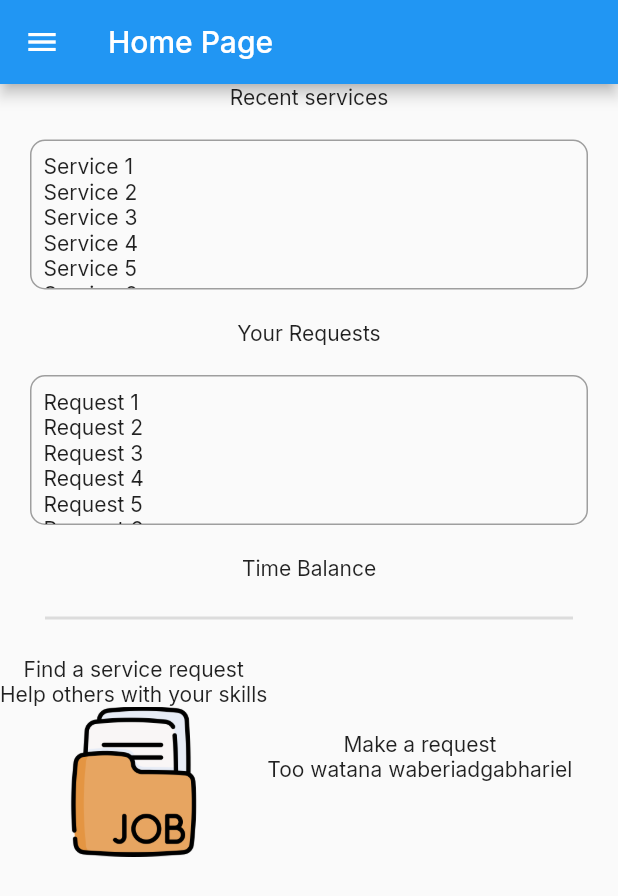
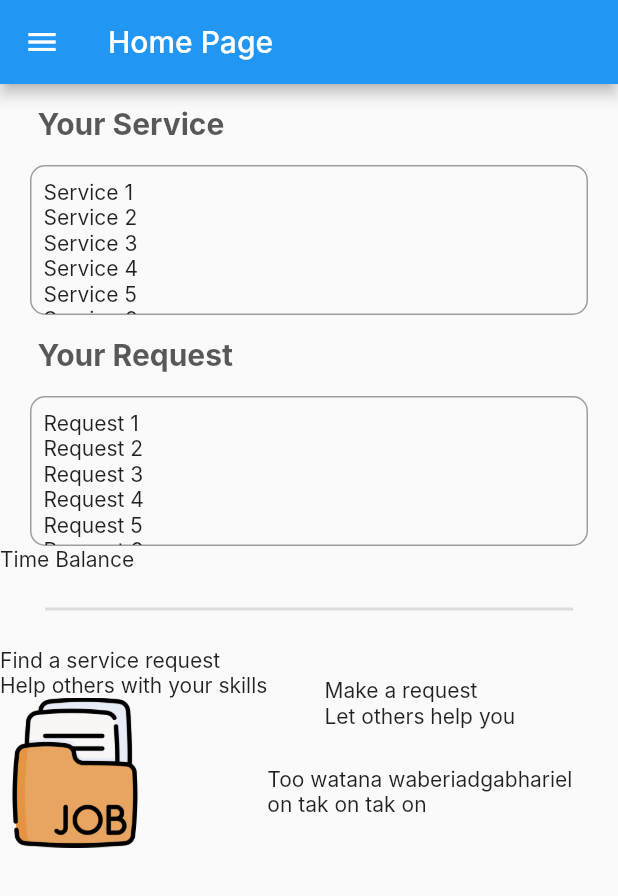
Before and after one commit to de-timebank/frontend, a Flutter app: the screen it shows after launch, on a phone screen of 412 x 824 dp. Shown: the top 896 px of the screen. Run offline on Flutter 3.47's test engine with Material 2 defaults, Android fonts, the phone set to English and light mode, and no system bars.

Commit message:
add dartfile (kemaskan code)

```diff
--- /dev/null
+++ b/lib/customHeadline.dart
@@ -0,0 +1,18 @@
+import 'package:flutter/material.dart';
+
+class CustomHeadline extends StatelessWidget {
+  //const CustomHeadline({Key? key}) : super(key: key);
+  String heading;
+  CustomHeadline(this.heading);
+
+  @override
+  Widget build(BuildContext context) {
+    return Padding(
+      padding: const EdgeInsets.fromLTRB(25, 15, 0, 15),
+      child: Text(
+        heading,
+        style: Theme.of(context).textTheme.headline1,
+      ),
+    );
+  }
+}
--- /dev/null
+++ b/lib/customOngoingTask.dart
@@ -0,0 +1,42 @@
+import 'package:flutter/material.dart';
+
+class CustomOngoingTask extends StatefulWidget {
+  //const CustomOngoingTask({Key? key}) : super(key: key);
+  List<dynamic> list;
+  CustomOngoingTask(this.list);
+
+  @override
+  State<CustomOngoingTask> createState() => _CustomOngoingTaskState();
+}
+
+class _CustomOngoingTaskState extends State<CustomOngoingTask> {
+  @override
+  Widget build(BuildContext context) {
+    return Container(
+      height: 100,
+      //width: 80,
+      margin: const EdgeInsets.symmetric(horizontal: 20.0, vertical: 0),
+      decoration: BoxDecoration(
+        border: Border.all(color: Colors.grey),
+        borderRadius: BorderRadius.circular(10),
+      ),
+      child: ListView.builder(
+        itemCount: widget.list.length,
+        //shrinkWrap: true,
+        padding: const EdgeInsets.all(8),
+        itemBuilder: (context, index) {
+          return Text(widget.list[index]);
+        },
+        // children: [
+        //   Text('Service 1'),
+        //   Text('Service 2'),
+        //   Text('Service 3'),
+        //   Text('Service 4'),
+        //   Text('Service 5'),
+        //   Text('Service 6'),
+        //   Text('Service 7'),
+        // ],
+      ),
+    );
+  }
+}
--- a/lib/main.dart
+++ b/lib/main.dart
@@ -1,6 +1,8 @@
 import 'package:flutter/material.dart';
-import 'package:google_fonts/google_fonts.dart';
+//import 'package:google_fonts/google_fonts.dart';
 import 'customDrawer.dart';
+import 'customHeadline.dart';
+import 'customOngoingTask.dart';
 
 void main() {
   runApp(const MyApp());
@@ -13,11 +15,17 @@ class MyApp extends StatelessWidget {
     return MaterialApp(
       title: 'Time Bank Blockchain',
       theme: ThemeData(
-        primarySwatch: Colors.blue,
-        textTheme: GoogleFonts.interTextTheme(
-          Theme.of(context).textTheme,
-        ),
-      ),
+          primarySwatch: Colors.blue,
+          fontFamily: 'Inter',
+          // textTheme: GoogleFonts.interTextTheme(
+          //   Theme.of(context).textTheme,
+          // ),
+          textTheme: const TextTheme(
+              headline1: TextStyle(
+                  fontSize: 20,
+                  fontWeight: FontWeight.bold,
+                  color: Color.fromARGB(200, 44, 44, 44)), //color for #2c2c2c
+              bodyText1: TextStyle(fontSize: 20))),
       home: MyHomePage(),
     );
   }
@@ -30,6 +38,24 @@ class MyHomePage extends StatefulWidget {
 }
 
 class _MyHomePageState extends State<MyHomePage> {
+  List listService = [
+    'Service 1',
+    'Service 2',
+    'Service 3',
+    'Service 4',
+    'Service 5',
+    'Service 6',
+    'Service 8',
+  ];
+  List listRequest = [
+    'Request 1',
+    'Request 2',
+    'Request 3',
+    'Request 4',
+    'Request 5',
+    'Request 6',
+    'Request 8',
+  ];
   @override
   Widget build(BuildContext context) {
     return Scaffold(
@@ -38,53 +64,12 @@ class _MyHomePageState extends State<MyHomePage> {
         ),
         drawer: CustomDrawer(), //look at customDrawer.dart
         body: Column(
+          crossAxisAlignment: CrossAxisAlignment.start,
           children: [
-            Text('Recent services'),
-            Container(
-              height: 100,
-              //width: 80,
-              margin: EdgeInsets.all(20.0),
-              decoration: BoxDecoration(
-                border: Border.all(color: Colors.grey),
-                borderRadius: BorderRadius.circular(10),
-              ),
-              child: ListView(
-                shrinkWrap: true,
-                padding: const EdgeInsets.all(8),
-                children: [
-                  Text('Service 1'),
-                  Text('Service 2'),
-                  Text('Service 3'),
-                  Text('Service 4'),
-                  Text('Service 5'),
-                  Text('Service 6'),
-                  Text('Service 7'),
-                ],
-              ),
-            ),
-            Text('Your Requests'),
-            Container(
-              height: 100,
-              //width: 80,
-              margin: EdgeInsets.all(20.0),
-              decoration: BoxDecoration(
-                border: Border.all(color: Colors.grey),
-                borderRadius: BorderRadius.circular(10),
-              ),
-              child: ListView(
-                shrinkWrap: true,
-                padding: const EdgeInsets.all(8),
-                children: [
-                  Text('Request 1'),
-                  Text('Request 2'),
-                  Text('Request 3'),
-                  Text('Request 4'),
-                  Text('Request 5'),
-                  Text('Request 6'),
-                  Text('Request 7'),
-                ],
-              ),
-            ),
+            CustomHeadline('Your Service'),
+            CustomOngoingTask(listService),
+            CustomHeadline('Your Request'),
+            CustomOngoingTask(listRequest),
             Text('Time Balance'),
             Divider(
                 //horizontal line
@@ -94,21 +79,27 @@ class _MyHomePageState extends State<MyHomePage> {
                 endIndent: 30),
             Row(children: [
               Column(children: [
-                Text('Find a service request'),
-                Text('Help others with your skills'),
                 InkWell(
                     onTap: () {},
-                    child: Ink.image(
-                      image: AssetImage('asset/folder.png'),
-                      height: 100,
-                      width: 100,
-                      //child: Text('Find a service request'),
+                    child: Column(
+                      crossAxisAlignment: CrossAxisAlignment.start,
+                      children: [
+                        Text('Find a service request'),
+                        Text('Help others with your skills'),
+                        Ink.image(
+                          image: AssetImage('asset/folder.png'),
+                          height: 100,
+                          width: 100,
+                          //child: Text('Find a service request'),
+                        ),
+                      ],
                     )),
               ]),
               Column(
                 children: [
-                  Text('Make a request'),
-                  Text('Too watana waberiadgabhariel'),
+                  Text('Make a request\nLet others help you'),
+                  SizedBox(height: 25),
+                  Text('Too watana waberiadgabhariel\non tak on tak on'),
                 ],
               ),
             ])
```
